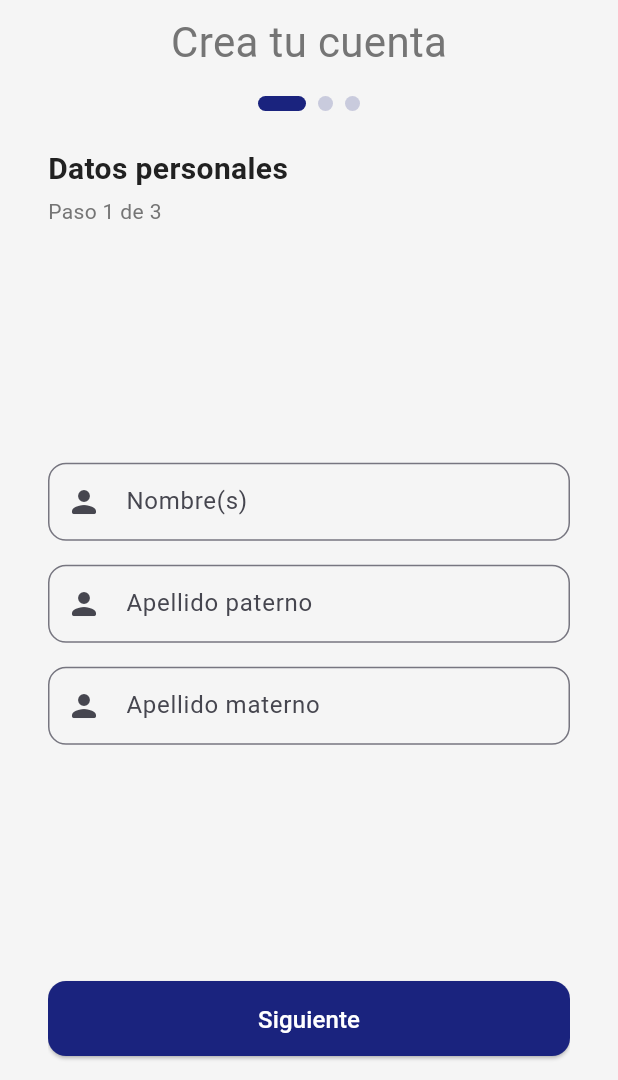
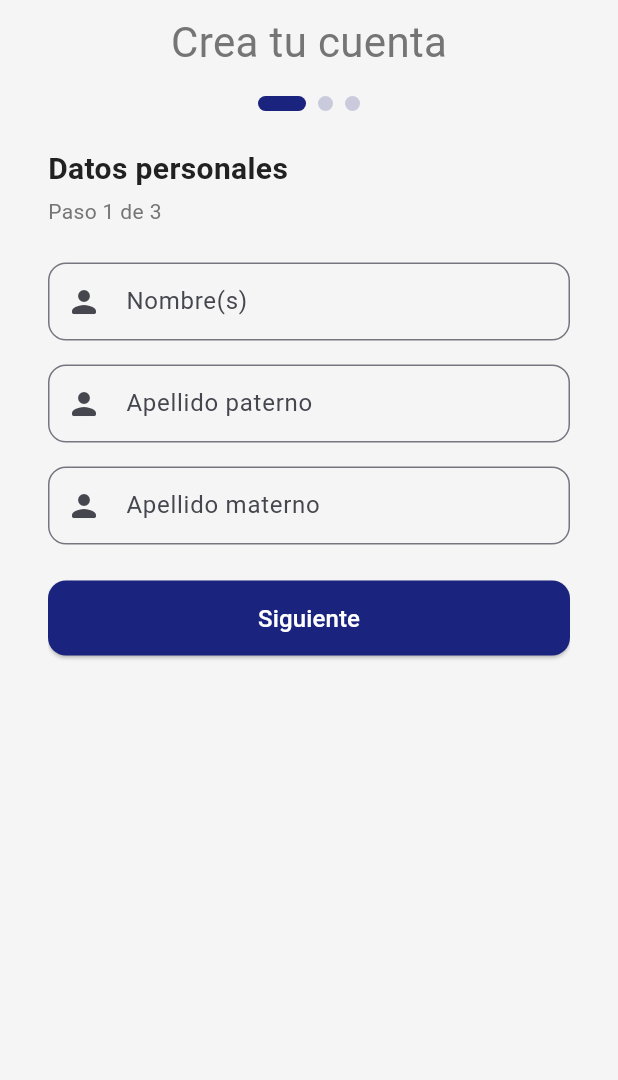
Before and after one commit to waryduchess/NorthwestBank-Frontend, a Flutter app: the CreateAccountScreen screen opened by its route, on a phone screen of 412 x 824 dp, the part 156-1236 px from its top. Run offline on Flutter 3.47's test engine with Material 3 defaults, Android fonts, the phone set to English and light mode, and no system bars; our stand-ins replace local_auth, shared_preferences; accounts and stored records are empty.

Commit message:
correccion del boton de registro

```diff
--- a/lib/screens/create_account_screen.dart
+++ b/lib/screens/create_account_screen.dart
@@ -90,14 +90,11 @@ class _CreateAccountScreenState extends State<CreateAccountScreen> {
   }
 
   Widget _buildStep1() {
-    return Column(
+    return SingleChildScrollView(
+      child: Column(
         crossAxisAlignment: CrossAxisAlignment.start,
-      mainAxisAlignment: MainAxisAlignment.spaceBetween,
         children: [
-        Column(
-          crossAxisAlignment: CrossAxisAlignment.start,
-          children: const [
-            Text(
+          const Text(
             'Datos personales',
             style: TextStyle(
               fontSize: 20,
@@ -105,15 +102,12 @@ class _CreateAccountScreenState extends State<CreateAccountScreen> {
               color: AppTheme.textPrimary,
             ),
           ),
-            SizedBox(height: 4),
-            Text(
+          const SizedBox(height: 4),
+          const Text(
             'Paso 1 de 3',
             style: TextStyle(color: AppTheme.textSecondary),
           ),
-          ],
-        ),
-        Column(
-          children: [
+          const SizedBox(height: 24),
           TextField(
             controller: _nombreController,
             decoration: const InputDecoration(
@@ -137,8 +131,7 @@ class _CreateAccountScreenState extends State<CreateAccountScreen> {
               prefixIcon: Icon(Icons.person_rounded),
             ),
           ),
-          ],
-        ),
+          const SizedBox(height: 24),
           _buildButtons(
             primary: ElevatedButton(
               onPressed: _nextPage,
@@ -146,18 +139,16 @@ class _CreateAccountScreenState extends State<CreateAccountScreen> {
             ),
           ),
         ],
+      ),
     );
   }
 
   Widget _buildStep2() {
-    return Column(
+    return SingleChildScrollView(
+      child: Column(
         crossAxisAlignment: CrossAxisAlignment.start,
-      mainAxisAlignment: MainAxisAlignment.spaceBetween,
         children: [
-        Column(
-          crossAxisAlignment: CrossAxisAlignment.start,
-          children: const [
-            Text(
+          const Text(
             'Datos de contacto',
             style: TextStyle(
               fontSize: 20,
@@ -165,15 +156,12 @@ class _CreateAccountScreenState extends State<CreateAccountScreen> {
               color: AppTheme.textPrimary,
             ),
           ),
-            SizedBox(height: 4),
-            Text(
+          const SizedBox(height: 4),
+          const Text(
             'Paso 2 de 3',
             style: TextStyle(color: AppTheme.textSecondary),
           ),
-          ],
-        ),
-        Column(
-          children: [
+          const SizedBox(height: 24),
           TextField(
             controller: _telefonoController,
             keyboardType: TextInputType.phone,
@@ -191,8 +179,7 @@ class _CreateAccountScreenState extends State<CreateAccountScreen> {
               prefixIcon: Icon(Icons.email_rounded),
             ),
           ),
-          ],
-        ),
+          const SizedBox(height: 24),
           _buildButtons(
             secondary: OutlinedButton(
               onPressed: _prevPage,
@@ -204,18 +191,16 @@ class _CreateAccountScreenState extends State<CreateAccountScreen> {
             ),
           ),
         ],
+      ),
     );
   }
 
   Widget _buildStep3() {
-    return Column(
+    return SingleChildScrollView(
+      child: Column(
         crossAxisAlignment: CrossAxisAlignment.start,
-      mainAxisAlignment: MainAxisAlignment.spaceBetween,
         children: [
-        Column(
-          crossAxisAlignment: CrossAxisAlignment.start,
-          children: const [
-            Text(
+          const Text(
             'Crea tu contraseña',
             style: TextStyle(
               fontSize: 20,
@@ -223,15 +208,12 @@ class _CreateAccountScreenState extends State<CreateAccountScreen> {
               color: AppTheme.textPrimary,
             ),
           ),
-            SizedBox(height: 4),
-            Text(
+          const SizedBox(height: 4),
+          const Text(
             'Paso 3 de 3',
             style: TextStyle(color: AppTheme.textSecondary),
           ),
-          ],
-        ),
-        Column(
-          children: [
+          const SizedBox(height: 24),
           TextField(
             controller: _contrasenaController,
             obscureText: _obscurePassword,
@@ -263,8 +245,7 @@ class _CreateAccountScreenState extends State<CreateAccountScreen> {
               ),
             ),
           ),
-          ],
-        ),
+          const SizedBox(height: 24),
           _buildButtons(
             secondary: OutlinedButton(
               onPressed: _prevPage,
@@ -285,6 +266,7 @@ class _CreateAccountScreenState extends State<CreateAccountScreen> {
             ),
           ),
         ],
+      ),
     );
   }
 
@@ -325,6 +307,7 @@ class _CreateAccountScreenState extends State<CreateAccountScreen> {
   @override
   Widget build(BuildContext context) {
     return Scaffold(
+      resizeToAvoidBottomInset: true,
       body: SafeArea(
         child: Padding(
           padding: const EdgeInsets.symmetric(horizontal: 32),
--- a/lib/services/api_service.dart
+++ b/lib/services/api_service.dart
@@ -5,7 +5,7 @@ import 'package:shared_preferences/shared_preferences.dart';
 class ApiService {
   //registro de usuarios
   //  Cambia esto por la IP de tu máquina (no uses localhost)
-  static const String baseUrl = 'http://192.168.0.15:3000/api';
+  static const String baseUrl = 'http://192.168.49.158:3000/api';
 
   static Future<Map<String, dynamic>> register({
     required String nombre,
```
Lines whose indentation alone changed are shown as unchanged.
